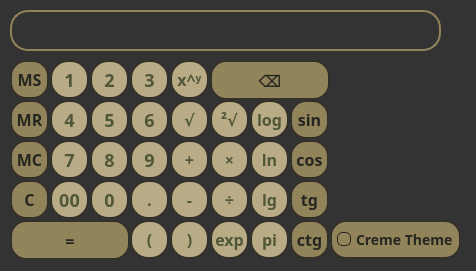
The window that mainwindow.ui (cha1n3aw/CremeCalc) describes before a commit, drawn with Qt 5.
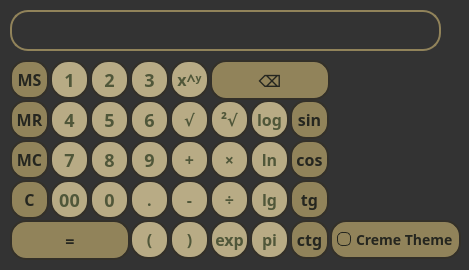
The same window after the commit.

Commit message: reworked equality button, minor improvements

The edit to the form file:
```diff
--- a/mainwindow.ui
+++ b/mainwindow.ui
@@ -6,8 +6,8 @@
    <rect>
     <x>0</x>
     <y>0</y>
-    <width>476</width>
-    <height>271</height>
+    <width>469</width>
+    <height>270</height>
    </rect>
   </property>
   <property name="font">
```
Left out of the diff: 8 changed lines with no effect on the pictures. The commit also changes 4 other files.
